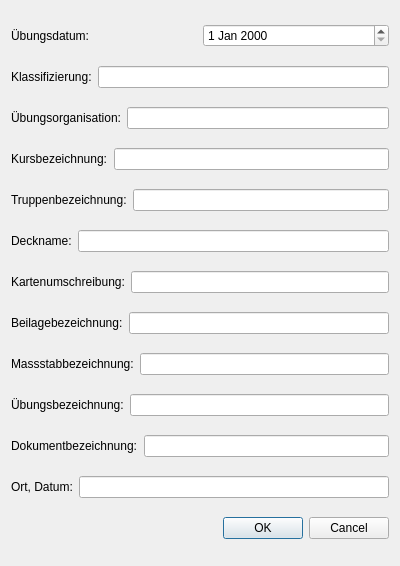
First picture: the form in ui/kastendialog.ui, repository kadas-albireo/kadas-print-plugin, before the edit.
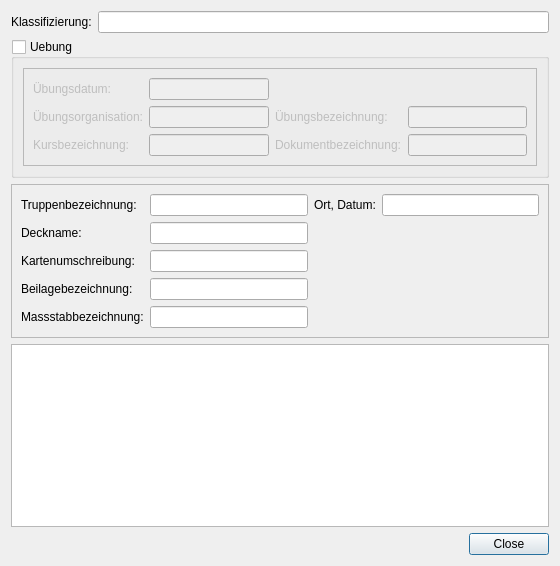
Second picture: the form after the edit.

Commit message: Kastendialog overworked

```diff
--- a/ui/kastendialog.ui
+++ b/ui/kastendialog.ui
@@ -9,30 +9,106 @@
    <rect>
     <x>0</x>
     <y>0</y>
-    <width>400</width>
+    <width>560</width>
     <height>566</height>
    </rect>
   </property>
   <property name="windowTitle">
    <string>Dialog</string>
   </property>
-  <layout class="QVBoxLayout" name="verticalLayout">
+  <layout class="QGridLayout" name="gridLayout">
+   <item row="18" column="0">
+    <widget class="QGraphicsView" name="kartenkartuscheView"/>
+   </item>
+   <item row="1" column="0">
+    <widget class="QGroupBox" name="uebungGroupBox">
+     <property name="title">
+      <string>Uebung</string>
+     </property>
+     <property name="checkable">
+      <bool>true</bool>
+     </property>
+     <property name="checked">
+      <bool>false</bool>
+     </property>
+     <layout class="QHBoxLayout" name="horizontalLayout_2">
    <item>
-    <layout class="QHBoxLayout" name="horizontalLayout">
-     <item>
+       <widget class="QFrame" name="frame">
+        <property name="frameShape">
+         <enum>QFrame::StyledPanel</enum>
+        </property>
+        <property name="frameShadow">
+         <enum>QFrame::Raised</enum>
+        </property>
+        <layout class="QGridLayout" name="gridLayout_3">
+         <item row="1" column="0">
       <widget class="QLabel" name="label_2">
        <property name="text">
         <string>Übungsdatum:</string>
        </property>
       </widget>
      </item>
-     <item>
-      <widget class="QDateEdit" name="uebungsdatumDE"/>
-     </item>
-    </layout>
-   </item>
-   <item>
-    <layout class="QHBoxLayout" name="horizontalLayout_2">
+         <item row="3" column="1">
+          <widget class="QLineEdit" name="kursbezeichnungLE"/>
+         </item>
+         <item row="2" column="3">
+          <widget class="QLineEdit" name="uebungsbezeichnungLE"/>
+         </item>
+         <item row="3" column="2">
+          <widget class="QLabel" name="label_12">
+           <property name="text">
+            <string>Dokumentbezeichnung:</string>
+           </property>
+          </widget>
+         </item>
+         <item row="3" column="0">
+          <widget class="QLabel" name="label_5">
+           <property name="text">
+            <string>Kursbezeichnung:</string>
+           </property>
+          </widget>
+         </item>
+         <item row="2" column="1">
+          <widget class="QLineEdit" name="uebungsorganisationLE"/>
+         </item>
+         <item row="2" column="2">
+          <widget class="QLabel" name="label_11">
+           <property name="text">
+            <string>Übungsbezeichnung:</string>
+           </property>
+          </widget>
+         </item>
+         <item row="2" column="0">
+          <widget class="QLabel" name="label_4">
+           <property name="text">
+            <string>Übungsorganisation:</string>
+           </property>
+          </widget>
+         </item>
+         <item row="3" column="3">
+          <widget class="QLineEdit" name="dokumentbezeichnungLE"/>
+         </item>
+         <item row="1" column="1">
+          <widget class="QLineEdit" name="uebungsdatumLE"/>
+         </item>
+        </layout>
+       </widget>
+      </item>
+     </layout>
+    </widget>
+   </item>
+   <item row="19" column="0">
+    <widget class="QDialogButtonBox" name="buttonBox">
+     <property name="orientation">
+      <enum>Qt::Horizontal</enum>
+     </property>
+     <property name="standardButtons">
+      <set>QDialogButtonBox::Close</set>
+     </property>
+    </widget>
+   </item>
+   <item row="0" column="0">
+    <layout class="QHBoxLayout" name="horizontalLayout">
      <item>
       <widget class="QLabel" name="label_3">
        <property name="text">
@@ -45,154 +121,76 @@
      </item>
     </layout>
    </item>
-   <item>
-    <layout class="QHBoxLayout" name="horizontalLayout_3">
-     <item>
-      <widget class="QLabel" name="label_4">
-       <property name="text">
-        <string>Übungsorganisation:</string>
-       </property>
-      </widget>
-     </item>
-     <item>
-      <widget class="QLineEdit" name="uebungsorganisationLE"/>
-     </item>
-    </layout>
-   </item>
-   <item>
-    <layout class="QHBoxLayout" name="horizontalLayout_4">
-     <item>
-      <widget class="QLabel" name="label_5">
-       <property name="text">
-        <string>Kursbezeichnung:</string>
-       </property>
-      </widget>
-     </item>
-     <item>
-      <widget class="QLineEdit" name="kursbezeichnungLE"/>
-     </item>
-    </layout>
-   </item>
-   <item>
-    <layout class="QHBoxLayout" name="horizontalLayout_5">
-     <item>
+   <item row="2" column="0">
+    <widget class="QFrame" name="frame_2">
+     <property name="frameShape">
+      <enum>QFrame::StyledPanel</enum>
+     </property>
+     <property name="frameShadow">
+      <enum>QFrame::Raised</enum>
+     </property>
+     <layout class="QGridLayout" name="gridLayout_4">
+      <item row="0" column="0">
       <widget class="QLabel" name="label_6">
        <property name="text">
         <string>Truppenbezeichnung:</string>
        </property>
       </widget>
      </item>
-     <item>
-      <widget class="QLineEdit" name="truppenbezeichnungLE"/>
-     </item>
-    </layout>
-   </item>
-   <item>
-    <layout class="QHBoxLayout" name="horizontalLayout_6">
-     <item>
+      <item row="0" column="3">
+       <widget class="QLineEdit" name="ortdatumLE"/>
+      </item>
+      <item row="0" column="2">
+       <widget class="QLabel" name="label_13">
+        <property name="text">
+         <string>Ort, Datum:</string>
+        </property>
+       </widget>
+      </item>
+      <item row="1" column="0">
       <widget class="QLabel" name="label_7">
        <property name="text">
         <string>Deckname:</string>
        </property>
       </widget>
      </item>
-     <item>
-      <widget class="QLineEdit" name="decknameLE"/>
-     </item>
-    </layout>
-   </item>
-   <item>
-    <layout class="QHBoxLayout" name="horizontalLayout_7">
-     <item>
+      <item row="2" column="0">
       <widget class="QLabel" name="label_8">
        <property name="text">
         <string>Kartenumschreibung:</string>
        </property>
       </widget>
      </item>
-     <item>
-      <widget class="QLineEdit" name="kartenumschreibungLE"/>
-     </item>
-    </layout>
-   </item>
-   <item>
-    <layout class="QHBoxLayout" name="horizontalLayout_8">
-     <item>
+      <item row="3" column="0">
       <widget class="QLabel" name="label_9">
        <property name="text">
         <string>Beilagebezeichnung:</string>
        </property>
       </widget>
      </item>
-     <item>
-      <widget class="QLineEdit" name="beilagebezeichnungLE"/>
-     </item>
-    </layout>
-   </item>
-   <item>
-    <layout class="QHBoxLayout" name="horizontalLayout_9">
-     <item>
+      <item row="0" column="1">
+       <widget class="QLineEdit" name="truppenbezeichnungLE"/>
+      </item>
+      <item row="4" column="0">
       <widget class="QLabel" name="label_10">
        <property name="text">
         <string>Massstabbezeichnung:</string>
        </property>
       </widget>
      </item>
-     <item>
+      <item row="1" column="1">
+       <widget class="QLineEdit" name="decknameLE"/>
+      </item>
+      <item row="2" column="1">
+       <widget class="QLineEdit" name="kartenumschreibungLE"/>
+      </item>
+      <item row="3" column="1">
+       <widget class="QLineEdit" name="beilagebezeichnungLE"/>
+      </item>
+      <item row="4" column="1">
       <widget class="QLineEdit" name="massstabbezeichnungLE"/>
      </item>
     </layout>
-   </item>
-   <item>
-    <layout class="QHBoxLayout" name="horizontalLayout_10">
-     <item>
-      <widget class="QLabel" name="label_11">
-       <property name="text">
-        <string>Übungsbezeichnung:</string>
-       </property>
-      </widget>
-     </item>
-     <item>
-      <widget class="QLineEdit" name="uebungsbezeichnungLE"/>
-     </item>
-    </layout>
-   </item>
-   <item>
-    <layout class="QHBoxLayout" name="horizontalLayout_11">
-     <item>
-      <widget class="QLabel" name="label_12">
-       <property name="text">
-        <string>Dokumentbezeichnung:</string>
-       </property>
-      </widget>
-     </item>
-     <item>
-      <widget class="QLineEdit" name="dokumentbezeichnungLE"/>
-     </item>
-    </layout>
-   </item>
-   <item>
-    <layout class="QHBoxLayout" name="horizontalLayout_12">
-     <item>
-      <widget class="QLabel" name="label_13">
-       <property name="text">
-        <string>Ort, Datum:</string>
-       </property>
-      </widget>
-     </item>
-     <item>
-      <widget class="QLineEdit" name="ortdatumLE"/>
-     </item>
-    </layout>
-   </item>
-   <item>
-    <widget class="QDialogButtonBox" name="buttonBox">
-     <property name="orientation">
-      <enum>Qt::Horizontal</enum>
-     </property>
-     <property name="standardButtons">
-      <set>QDialogButtonBox::Cancel|QDialogButtonBox::Ok</set>
-     </property>
     </widget>
    </item>
   </layout>
```
Left out of the diff: 2 changed lines with no effect on the pictures. Lines whose indentation alone changed are shown as unchanged. The commit also changes 3 other files.
